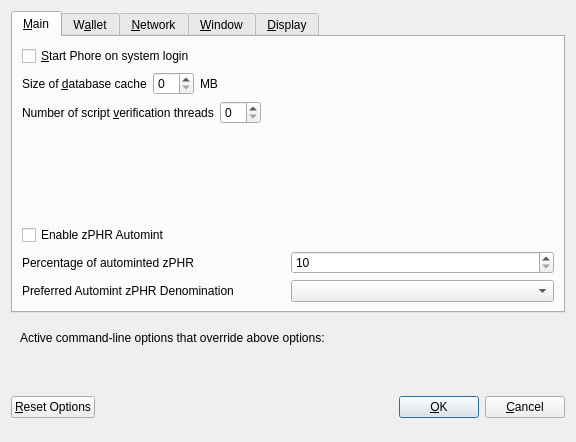
MichaelHDesigns/lunarium, file src/qt/forms/optionsdialog.ui: the form before one commit.
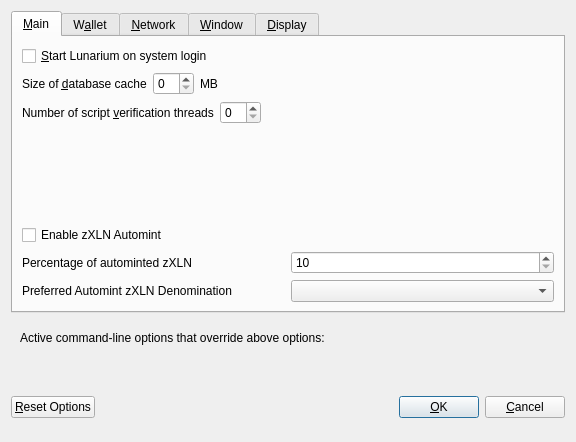
The form after the commit. Custom widgets are drawn as their Qt base class.

Commit message: First pass of rebranding to Lunarium/XLN

```diff
--- a/src/qt/forms/optionsdialog.ui
+++ b/src/qt/forms/optionsdialog.ui
@@ -33,7 +33,7 @@
           <string>Automatically start Phore after logging in to the system.</string>
          </property>
          <property name="text">
-          <string>&amp;Start Phore on system login</string>
+          <string>&amp;Start Lunarium on system login</string>
          </property>
         </widget>
        </item>
@@ -139,7 +139,7 @@
           <enum>Qt::LeftToRight</enum>
          </property>
          <property name="text">
-          <string>Enable zPHR Automint</string>
+          <string>Enable zXLN Automint</string>
          </property>
         </widget>
        </item>
@@ -151,7 +151,7 @@
             <string>Percentage of incoming PHR which get automatically converted to zPHR via Zerocoin Protocol (min: 10%)</string>
            </property>
            <property name="text">
-            <string>Percentage of autominted zPHR</string>
+            <string>Percentage of autominted zXLN</string>
            </property>
           </widget>
          </item>
@@ -184,7 +184,7 @@
             <string>Wait with automatic conversion to Zerocoin until enough PHR for this denomination is available</string>
            </property>
            <property name="text">
-            <string>Preferred Automint zPHR Denomination</string>
+            <string>Preferred Automint zXLN Denomination</string>
            </property>
           </widget>
          </item>
```
Left out of the diff: 18 changed lines with no effect on the pictures. The commit also changes 352 other files.
